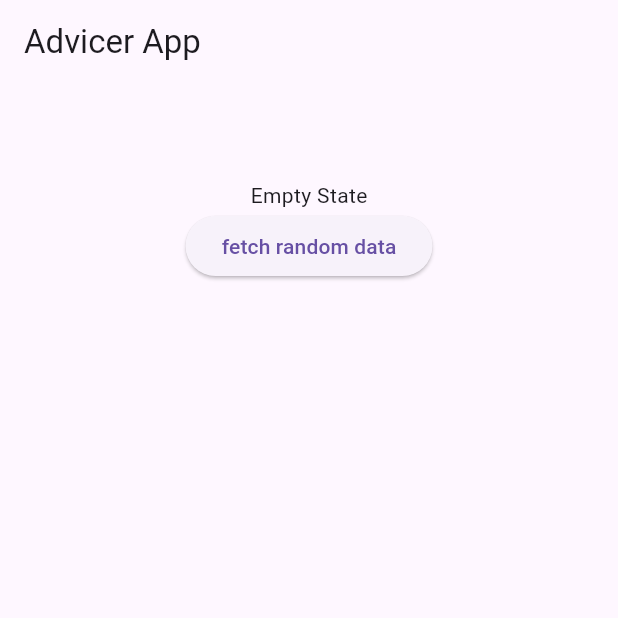
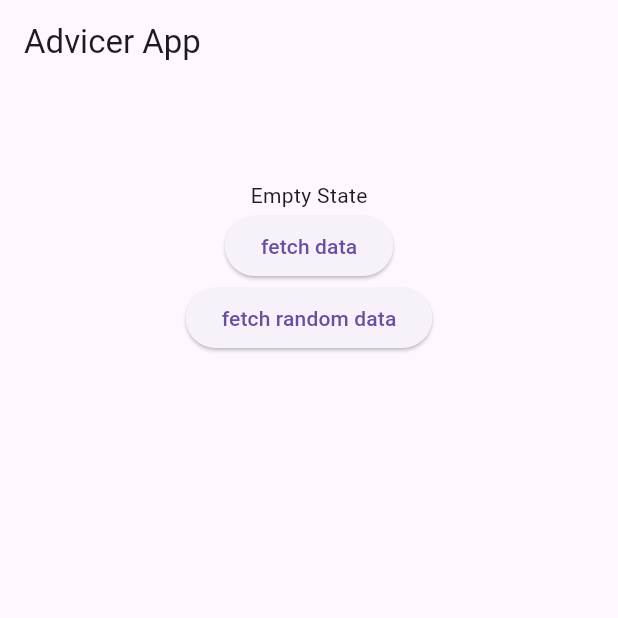
Before and after one commit to Knupper/flutter_schulung_2509, a Flutter app: the screen it shows after launch, on a phone screen of 412 x 824 dp, the top half of it. Run offline on Flutter 3.47's test engine with Material 3 defaults, Android fonts, the light colour scheme and no system bars; our stand-ins replace flutter_bloc.

Commit message:
add second button

```diff
--- a/advicer_3/lib/presentation/page/advice/advice_page.dart
+++ b/advicer_3/lib/presentation/page/advice/advice_page.dart
@@ -37,7 +37,6 @@ class _AdvicePage extends StatelessWidget {
         children: [
           Center(child: BlocBuilder<AdviceCubit, AdviceState>(
             builder: (context, state) {
-              print('New state $state');
               switch(state){
                 case AdviceEmptyState():
                   return AdviceEmpty();
@@ -46,10 +45,20 @@ class _AdvicePage extends StatelessWidget {
                 case AdviceErrorState():
                   return AdviceError();
                 case AdviceLoadedState():
-                  return AdviceLoaded(advice: 'advice');
+                  return AdviceLoaded(advice: state.advice);
               }
-          },)),
-          ElevatedButton(onPressed: () => BlocProvider.of<AdviceCubit>(context).fetch(), child: Text('fetch random data')),
+          },),),
+          BlocBuilder<AdviceCubit, AdviceState>(
+            // buildWhen: (previous, current) => previous is AdviceEmptyState && current is AdviceLoadingState, // can be used to reduce ui rebuilds
+            builder: (context, state) {
+              final isLoading = state is AdviceLoadingState;
+              return Column(
+                children: [
+                  ElevatedButton(onPressed: isLoading ? null : () => BlocProvider.of<AdviceCubit>(context).fetch(), child: Text('fetch data')),
+                  ElevatedButton(onPressed: isLoading ? null : () => BlocProvider.of<AdviceCubit>(context).fetchRandom(), child: Text('fetch random data')),
+                ],
+              );
+            },),
         ],
       ),
     );
--- a/advicer_3/lib/presentation/page/advice/bloc/advice_state.dart
+++ b/advicer_3/lib/presentation/page/advice/bloc/advice_state.dart
@@ -9,7 +9,11 @@ class AdviceLoadingState extends AdviceState{}
 
 class AdviceErrorState extends AdviceState{}
 
-class AdviceLoadedState extends AdviceState{}
+class AdviceLoadedState extends AdviceState{
+  final String advice;
+
+  AdviceLoadedState({required this.advice});
+}
 
 
 // class AlternativeAdviceState {
--- a/advicer_3/lib/presentation/page/advice/widget/advice_loading.dart
+++ b/advicer_3/lib/presentation/page/advice/widget/advice_loading.dart
@@ -5,6 +5,6 @@ class AdviceLoading extends StatelessWidget {
 
   @override
   Widget build(BuildContext context) {
-    return Container();
+    return CircularProgressIndicator();
   }
 }
```
Also changed, not shown: advicer_3/lib/presentation/page/advice/bloc/advice_cubit.dart (+9 -1 lines).
